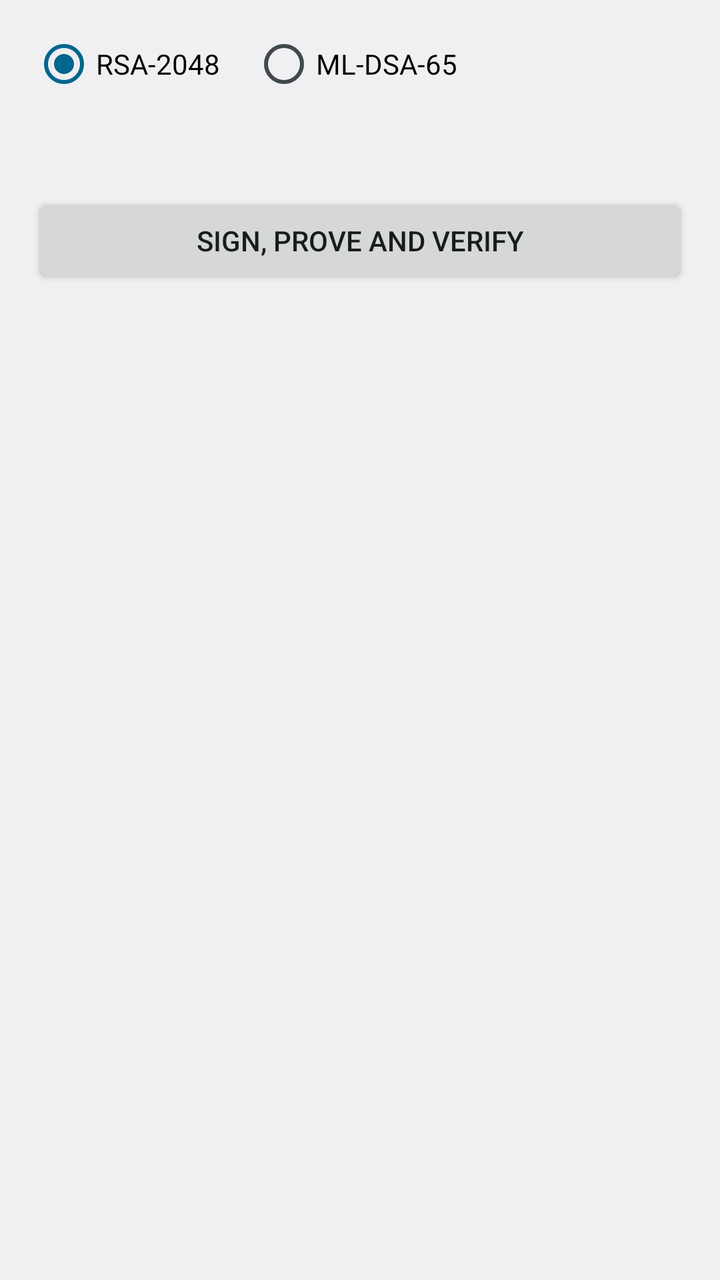
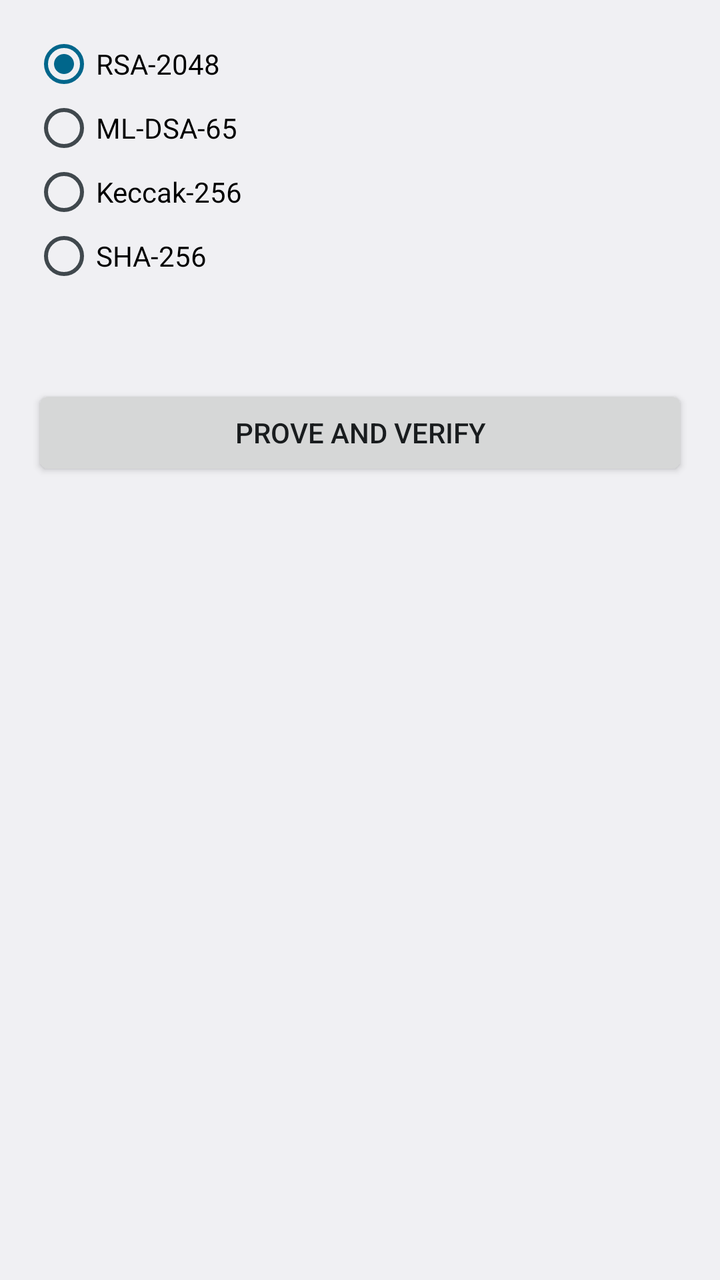

Before-and-after screenshots of an Android layout around one commit, followed by the original layout XML and the change that was made.
<!-- AndroidManifest.xml: application theme android:Theme.DeviceDefault.DayNight -->
<!-- res/layout/main.xml -->
<?xml version="1.0" encoding="utf-8"?>
<ScrollView xmlns:android="http://schemas.android.com/apk/res/android"
    android:layout_width="match_parent"
    android:layout_height="match_parent"
    android:fitsSystemWindows="true">

    <LinearLayout
        android:layout_width="match_parent"
        android:layout_height="wrap_content"
        android:orientation="vertical"
        android:padding="16dp">

        <RadioGroup
            android:id="@+id/statement"
            android:layout_width="match_parent"
            android:layout_height="wrap_content"
            android:orientation="horizontal">

            <RadioButton
                android:id="@+id/statement_rsa"
                android:layout_width="wrap_content"
                android:layout_height="wrap_content"
                android:checked="true"
                android:text="RSA-2048" />

            <RadioButton
                android:id="@+id/statement_mldsa"
                android:layout_width="wrap_content"
                android:layout_height="wrap_content"
                android:layout_marginStart="16dp"
                android:text="ML-DSA-65" />
        </RadioGroup>

        <TextView
            android:id="@+id/claim"
            android:layout_width="match_parent"
            android:layout_height="wrap_content"
            android:layout_marginTop="12dp"
            android:textAppearance="?android:attr/textAppearanceMedium" />

        <Button
            android:id="@+id/run"
            android:layout_width="match_parent"
            android:layout_height="wrap_content"
            android:layout_marginTop="12dp"
            android:text="Sign, prove and verify" />

        <Button
            android:id="@+id/cancel"
            android:layout_width="match_parent"
            android:layout_height="wrap_content"
            android:text="Cancel"
            android:visibility="gone" />

        <TextView
            android:id="@+id/status"
            android:layout_width="match_parent"
            android:layout_height="wrap_content"
            android:layout_marginTop="12dp"
            android:textAppearance="?android:attr/textAppearanceMedium" />

        <TextView
            android:id="@+id/report"
            android:layout_width="match_parent"
            android:layout_height="wrap_content"
            android:layout_marginTop="12dp"
            android:textIsSelectable="true" />

        <Button
            android:id="@+id/share"
            android:layout_width="match_parent"
            android:layout_height="wrap_content"
            android:layout_marginTop="12dp"
            android:text="Share the report"
            android:visibility="gone" />
    </LinearLayout>
</ScrollView>
<!-- resources referenced by this layout -->
<resources>

</resources>

<!-- the commit's change to res/layout/main.xml (unified diff, before → after) -->
@@ -14,7 +14,7 @@
             android:id="@+id/statement"
             android:layout_width="match_parent"
             android:layout_height="wrap_content"
-            android:orientation="horizontal">
+            android:orientation="vertical">
 
             <RadioButton
                 android:id="@+id/statement_rsa"
@@ -27,9 +27,27 @@
                 android:id="@+id/statement_mldsa"
                 android:layout_width="wrap_content"
                 android:layout_height="wrap_content"
-                android:layout_marginStart="16dp"
                 android:text="ML-DSA-65" />
+
+            <RadioButton
+                android:id="@+id/statement_keccak"
+                android:layout_width="wrap_content"
+                android:layout_height="wrap_content"
+                android:text="Keccak-256" />
+
+            <RadioButton
+                android:id="@+id/statement_sha256"
+                android:layout_width="wrap_content"
+                android:layout_height="wrap_content"
+                android:text="SHA-256" />
         </RadioGroup>
+
+        <Spinner
+            android:id="@+id/input_size"
+            android:layout_width="match_parent"
+            android:layout_height="wrap_content"
+            android:layout_marginTop="12dp"
+            android:visibility="gone" />
 
         <TextView
             android:id="@+id/claim"
@@ -43,7 +61,7 @@
             android:layout_width="match_parent"
             android:layout_height="wrap_content"
             android:layout_marginTop="12dp"
-            android:text="Sign, prove and verify" />
+            android:text="Prove and verify" />
 
         <Button
             android:id="@+id/cancel"
